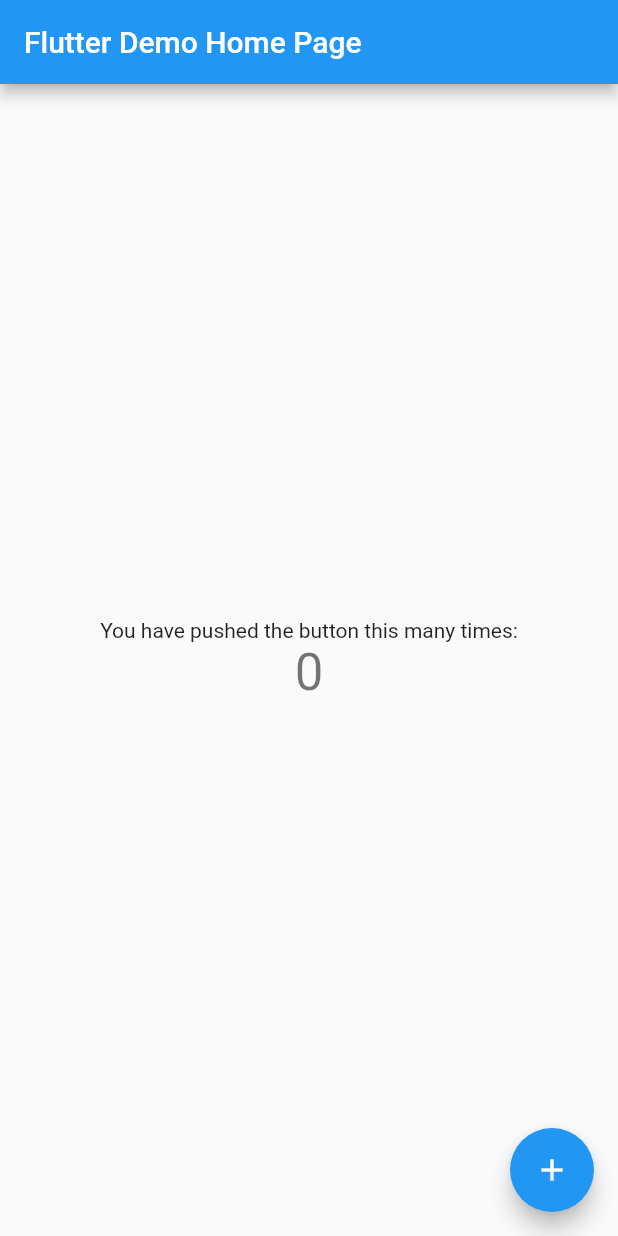
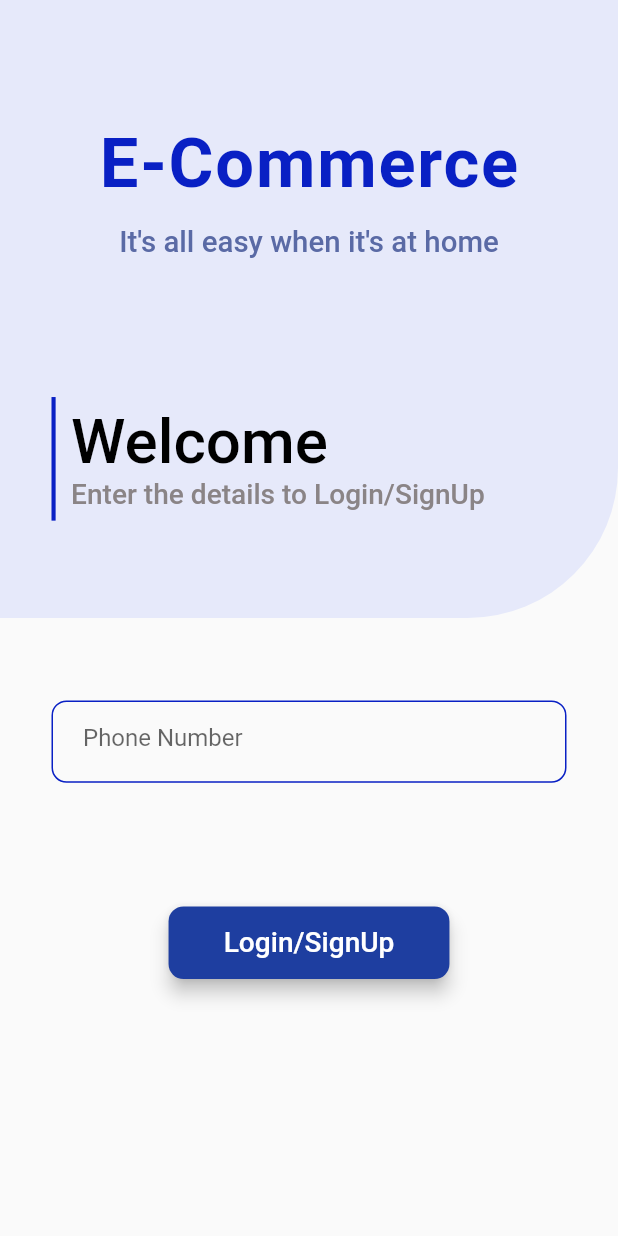
Before and after one commit to Nitin-Singh18/E-Commerce_App, a Flutter app: the screen it shows after launch, on a phone screen of 412 x 824 dp. Run offline on Flutter 3.47's test engine with Material 2 defaults, Android fonts, the phone set to English and light mode, and no system bars; our stand-ins replace firebase_auth, firebase_core, fluttertoast, get, pin_code_fields; accounts and stored records are empty.

Commit message:
Login UI and Authenticaion(Phone)

```diff
--- /dev/null
+++ b/lib/authentication/login_screen/login_screen_view.dart
@@ -0,0 +1,144 @@
+import 'package:e_commerce/authentication/login_screen/login_screen_controller.dart';
+import 'package:e_commerce/const/custom_button.dart';
+import 'package:flutter/material.dart';
+import 'package:get/get.dart';
+
+class LoginScreen extends StatelessWidget {
+  const LoginScreen({Key? key}) : super(key: key);
+
+  @override
+  Widget build(BuildContext context) {
+    final Size size = MediaQuery.of(context).size;
+
+    final controller = Get.put(LoginScreenController());
+    return Container(
+      color: Colors.blueAccent,
+      child: SafeArea(
+        child: Scaffold(
+            body: GetBuilder<LoginScreenController>(
+          init: LoginScreenController(),
+          builder: (value) {
+            if (!value.isLoading) {
+              return SizedBox(
+                height: size.height,
+                width: size.width,
+                child: SingleChildScrollView(
+                  child: Column(children: [
+                    Material(
+                      borderRadius: const BorderRadius.only(
+                        bottomRight: Radius.circular(100),
+                      ),
+                      color: const Color.fromRGBO(230, 233, 250, 1),
+                      child: SizedBox(
+                        height: size.height / 2,
+                        width: size.width,
+                        child: Column(
+                          children: [
+                            SizedBox(
+                              height: size.height / 10,
+                            ),
+                            Text(
+                              "E-Commerce",
+                              style: TextStyle(
+                                  letterSpacing: 1.2,
+                                  color: Color.fromRGBO(9, 32, 196, 1),
+                                  fontSize: size.width / 9,
+                                  fontWeight: FontWeight.bold),
+                            ),
+                            SizedBox(
+                              height: size.height / 60,
+                            ),
+                            Text(
+                              "It's all easy when it's at home",
+                              style: TextStyle(
+                                  color: const Color.fromRGBO(90, 106, 165, 1),
+                                  fontSize: size.width / 21,
+                                  fontWeight: FontWeight.w500),
+                            ),
+                            SizedBox(
+                              height: size.height / 9,
+                            ),
+                            SizedBox(
+                              width: size.width / 1.2,
+                              child: Row(
+                                children: [
+                                  Container(
+                                    height: size.height / 10,
+                                    width: size.width / 150,
+                                    color: Color.fromRGBO(9, 32, 196, 1),
+                                  ),
+                                  SizedBox(width: size.width / 40),
+                                  RichText(
+                                    text: TextSpan(
+                                      text: "Welcome\n",
+                                      style: TextStyle(
+                                          color: Colors.black,
+                                          fontSize: size.width / 10,
+                                          fontWeight: FontWeight.w500),
+                                      children: [
+                                        TextSpan(
+                                          text:
+                                              "Enter the details to Login/SignUp",
+                                          style: TextStyle(
+                                              color: const Color.fromRGBO(
+                                                  138, 132, 134, 1),
+                                              fontSize: size.width / 22,
+                                              fontWeight: FontWeight.w500),
+                                        ),
+                                      ],
+                                    ),
+                                  )
+                                ],
+                              ),
+                            ),
+                          ],
+                        ),
+                      ),
+                    ),
+                    SizedBox(
+                      height: size.height / 15,
+                    ),
+                    Container(
+                      height: size.height / 15,
+                      width: size.width / 1.2,
+                      padding: const EdgeInsets.only(left: 20),
+                      decoration: BoxDecoration(
+                        borderRadius: BorderRadius.circular(10),
+                        border: Border.all(
+                          width: 1,
+                          color: const Color.fromRGBO(9, 32, 196, 1),
+                        ),
+                      ),
+                      child: TextField(
+                        controller: controller.phone,
+                        maxLength: 10,
+                        keyboardType: TextInputType.phone,
+                        decoration: const InputDecoration(
+                            border: InputBorder.none,
+                            hintText: "Phone Number",
+                            counterText: ""),
+                      ),
+                    ),
+                    SizedBox(height: size.height / 10),
+                    CustomButtton(
+                      text: "Login/SignUp",
+                      function: () {
+                        controller.verifyPhoneNumber();
+                      },
+                      buttonWidth: 2.2,
+                      radius: BorderRadius.circular(10),
+                    )
+                  ]),
+                ),
+              );
+            } else {
+              return const Center(
+                child: CircularProgressIndicator(),
+              );
+            }
+          },
+        )),
+      ),
+    );
+  }
+}
--- /dev/null
+++ b/lib/const/const.dart
@@ -0,0 +1,5 @@
+import 'package:fluttertoast/fluttertoast.dart';
+
+void showAlert(String msg) {
+  Fluttertoast.showToast(msg: msg);
+}
--- /dev/null
+++ b/lib/const/custom_button.dart
@@ -0,0 +1,40 @@
+import 'package:flutter/material.dart';
+
+class CustomButtton extends StatelessWidget {
+  final String text;
+  final BorderRadius? radius;
+  final Function function;
+  final double buttonWidth;
+  const CustomButtton(
+      {Key? key,
+      required this.text,
+      this.radius,
+      required this.function,
+      required this.buttonWidth})
+      : super(key: key);
+
+  @override
+  Widget build(BuildContext context) {
+    final Size size = MediaQuery.of(context).size;
+    return InkWell(
+      onTap: () => function(),
+      child: Material(
+        elevation: 5,
+        borderRadius: radius ?? BorderRadius.circular(20),
+        color: const Color.fromRGBO(30, 62, 160, 1),
+        child: Container(
+          height: size.height / 17,
+          width: size.width / buttonWidth,
+          alignment: Alignment.center,
+          child: Text(
+            text,
+            style: TextStyle(
+                color: Colors.white,
+                fontSize: size.width / 22,
+                fontWeight: FontWeight.w500),
+          ),
+        ),
+      ),
+    );
+  }
+}
--- a/lib/main.dart
+++ b/lib/main.dart
@@ -1,6 +1,12 @@
+import 'package:e_commerce/authentication/login_screen/login_screen_view.dart';
+import 'package:e_commerce/authentication/otp_verification_screen/otp_screen_view.dart';
+import 'package:firebase_core/firebase_core.dart';
 import 'package:flutter/material.dart';
+import 'package:get/get_navigation/get_navigation.dart';
 
-void main() {
+void main() async {
+  WidgetsFlutterBinding.ensureInitialized();
+  await Firebase.initializeApp();
   runApp(const MyApp());
 }
 
@@ -10,106 +16,10 @@ class MyApp extends StatelessWidget {
   // This widget is the root of your application.
   @override
   Widget build(BuildContext context) {
-    return MaterialApp(
+    return const GetMaterialApp(
+      debugShowCheckedModeBanner: false,
       title: 'Flutter Demo',
-      theme: ThemeData(
-        // This is the theme of your application.
-        //
-        // Try running your application with "flutter run". You'll see the
-        // application has a blue toolbar. Then, without quitting the app, try
-        // changing the primarySwatch below to Colors.green and then invoke
-        // "hot reload" (press "r" in the console where you ran "flutter run",
-        // or simply save your changes to "hot reload" in a Flutter IDE).
-        // Notice that the counter didn't reset back to zero; the application
-        // is not restarted.
-        primarySwatch: Colors.blue,
-      ),
-      home: const MyHomePage(title: 'Flutter Demo Home Page'),
+      home: LoginScreen(),
     );
   }
 }
-
-class MyHomePage extends StatefulWidget {
-  const MyHomePage({Key? key, required this.title}) : super(key: key);
-
-  // This widget is the home page of your application. It is stateful, meaning
-  // that it has a State object (defined below) that contains fields that affect
-  // how it looks.
-
-  // This class is the configuration for the state. It holds the values (in this
-  // case the title) provided by the parent (in this case the App widget) and
-  // used by the build method of the State. Fields in a Widget subclass are
-  // always marked "final".
-
-  final String title;
-
-  @override
-  State<MyHomePage> createState() => _MyHomePageState();
-}
-
-class _MyHomePageState extends State<MyHomePage> {
-  int _counter = 0;
-
-  void _incrementCounter() {
-    setState(() {
-      // This call to setState tells the Flutter framework that something has
-      // changed in this State, which causes it to rerun the build method below
-      // so that the display can reflect the updated values. If we changed
-      // _counter without calling setState(), then the build method would not be
-      // called again, and so nothing would appear to happen.
-      _counter++;
-    });
-  }
-
-  @override
-  Widget build(BuildContext context) {
-    // This method is rerun every time setState is called, for instance as done
-    // by the _incrementCounter method above.
-    //
-    // The Flutter framework has been optimized to make rerunning build methods
-    // fast, so that you can just rebuild anything that needs updating rather
-    // than having to individually change instances of widgets.
-    return Scaffold(
-      appBar: AppBar(
-        // Here we take the value from the MyHomePage object that was created by
-        // the App.build method, and use it to set our appbar title.
-        title: Text(widget.title),
-      ),
-      body: Center(
-        // Center is a layout widget. It takes a single child and positions it
-        // in the middle of the parent.
-        child: Column(
-          // Column is also a layout widget. It takes a list of children and
-          // arranges them vertically. By default, it sizes itself to fit its
-          // children horizontally, and tries to be as tall as its parent.
-          //
-          // Invoke "debug painting" (press "p" in the console, choose the
-          // "Toggle Debug Paint" action from the Flutter Inspector in Android
-          // Studio, or the "Toggle Debug Paint" command in Visual Studio Code)
-          // to see the wireframe for each widget.
-          //
-          // Column has various properties to control how it sizes itself and
-          // how it positions its children. Here we use mainAxisAlignment to
-          // center the children vertically; the main axis here is the vertical
-          // axis because Columns are vertical (the cross axis would be
-          // horizontal).
-          mainAxisAlignment: MainAxisAlignment.center,
-          children: <Widget>[
-            const Text(
-              'You have pushed the button this many times:',
-            ),
-            Text(
-              '$_counter',
-              style: Theme.of(context).textTheme.headline4,
-            ),
-          ],
-        ),
-      ),
-      floatingActionButton: FloatingActionButton(
-        onPressed: _incrementCounter,
-        tooltip: 'Increment',
-        child: const Icon(Icons.add),
-      ), // This trailing comma makes auto-formatting nicer for build methods.
-    );
-  }
-}
--- a/pubspec.yaml
+++ b/pubspec.yaml
@@ -34,6 +34,11 @@ dependencies:
   # The following adds the Cupertino Icons font to your application.
   # Use with the CupertinoIcons class for iOS style icons.
   cupertino_icons: ^1.0.2
+  get: ^4.6.5
+  pin_code_fields: ^7.4.0
+  firebase_auth: ^3.6.1
+  firebase_core: ^1.20.0
+  fluttertoast: ^8.0.9
 
 dev_dependencies:
   flutter_test:
```
Also changed, not shown: lib/authentication/login_screen/login_screen_controller.dart (added, +60 -0 lines), lib/authentication/otp_verification_screen/otp_screen_view.dart (added, +100 -0 lines), lib/authentication/authentication.dart (added), pubspec.lock, 1 other file.
